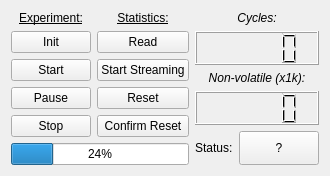
Before: the Qt Designer form ui/w_cycletester.ui in johnbatzer18/biomech_flexsea-plan, drawn with Qt 5.
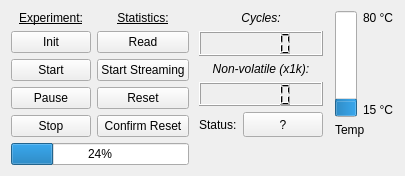
After: the same form once the commit is applied.

Commit message: Improved the Cycle Tester window

```diff
--- a/ui/w_cycletester.ui
+++ b/ui/w_cycletester.ui
@@ -6,7 +6,7 @@
    <rect>
     <x>0</x>
     <y>0</y>
-    <width>326</width>
+    <width>405</width>
     <height>176</height>
    </rect>
   </property>
@@ -19,106 +19,7 @@
   <property name="windowTitle">
    <string>Form</string>
   </property>
-  <layout class="QGridLayout" name="gridLayout_2">
-   <item row="0" column="2" rowspan="2">
-    <layout class="QVBoxLayout" name="verticalLayout">
-     <item>
-      <widget class="QLabel" name="label">
-       <property name="text">
-        <string>&lt;html&gt;&lt;head/&gt;&lt;body&gt;&lt;p align=&quot;center&quot;&gt;&lt;span style=&quot; font-style:italic;&quot;&gt;Cycles:&lt;/span&gt;&lt;/p&gt;&lt;/body&gt;&lt;/html&gt;</string>
-       </property>
-      </widget>
-     </item>
-     <item>
-      <widget class="QLCDNumber" name="lcdNumber">
-       <property name="sizePolicy">
-        <sizepolicy hsizetype="Expanding" vsizetype="Expanding">
-         <horstretch>0</horstretch>
-         <verstretch>0</verstretch>
-        </sizepolicy>
-       </property>
-       <property name="minimumSize">
-        <size>
-         <width>100</width>
-         <height>0</height>
-        </size>
-       </property>
-       <property name="layoutDirection">
-        <enum>Qt::LeftToRight</enum>
-       </property>
-       <property name="smallDecimalPoint">
-        <bool>false</bool>
-       </property>
-       <property name="segmentStyle">
-        <enum>QLCDNumber::Filled</enum>
-       </property>
-      </widget>
-     </item>
-     <item>
-      <widget class="QLabel" name="label_5">
-       <property name="text">
-        <string>&lt;html&gt;&lt;head/&gt;&lt;body&gt;&lt;p align=&quot;center&quot;&gt;&lt;span style=&quot; font-style:italic;&quot;&gt;Non-volatile (x1k):&lt;/span&gt;&lt;/p&gt;&lt;/body&gt;&lt;/html&gt;</string>
-       </property>
-      </widget>
-     </item>
-     <item>
-      <widget class="QLCDNumber" name="lcdNumberNV">
-       <property name="sizePolicy">
-        <sizepolicy hsizetype="Expanding" vsizetype="Expanding">
-         <horstretch>0</horstretch>
-         <verstretch>0</verstretch>
-        </sizepolicy>
-       </property>
-       <property name="minimumSize">
-        <size>
-         <width>100</width>
-         <height>0</height>
-        </size>
-       </property>
-      </widget>
-     </item>
-     <item>
-      <layout class="QHBoxLayout" name="horizontalLayout">
-       <item>
-        <widget class="QLabel" name="label_6">
-         <property name="text">
-          <string>Status:</string>
-         </property>
-        </widget>
-       </item>
-       <item>
-        <widget class="QPushButton" name="pushButtonStatus">
-         <property name="sizePolicy">
-          <sizepolicy hsizetype="Expanding" vsizetype="Expanding">
-           <horstretch>0</horstretch>
-           <verstretch>0</verstretch>
-          </sizepolicy>
-         </property>
-         <property name="text">
-          <string>?</string>
-         </property>
-         <property name="flat">
-          <bool>false</bool>
-         </property>
-        </widget>
-       </item>
-      </layout>
-     </item>
-    </layout>
-   </item>
-   <item row="1" column="0">
-    <widget class="QProgressBar" name="progressBar">
-     <property name="sizePolicy">
-      <sizepolicy hsizetype="Expanding" vsizetype="Expanding">
-       <horstretch>0</horstretch>
-       <verstretch>0</verstretch>
-      </sizepolicy>
-     </property>
-     <property name="value">
-      <number>24</number>
-     </property>
-    </widget>
-   </item>
+  <layout class="QGridLayout" name="gridLayout_3">
    <item row="0" column="0">
     <layout class="QGridLayout" name="gridLayout">
      <item row="3" column="1">
@@ -254,6 +155,175 @@
      </property>
     </spacer>
    </item>
+   <item row="0" column="2">
+    <layout class="QVBoxLayout" name="verticalLayout">
+     <item>
+      <widget class="QLabel" name="label">
+       <property name="text">
+        <string>&lt;html&gt;&lt;head/&gt;&lt;body&gt;&lt;p align=&quot;center&quot;&gt;&lt;span style=&quot; font-style:italic;&quot;&gt;Cycles:&lt;/span&gt;&lt;/p&gt;&lt;/body&gt;&lt;/html&gt;</string>
+       </property>
+      </widget>
+     </item>
+     <item>
+      <widget class="QLCDNumber" name="lcdNumber">
+       <property name="sizePolicy">
+        <sizepolicy hsizetype="Expanding" vsizetype="Expanding">
+         <horstretch>0</horstretch>
+         <verstretch>0</verstretch>
+        </sizepolicy>
+       </property>
+       <property name="minimumSize">
+        <size>
+         <width>100</width>
+         <height>0</height>
+        </size>
+       </property>
+       <property name="layoutDirection">
+        <enum>Qt::LeftToRight</enum>
+       </property>
+       <property name="smallDecimalPoint">
+        <bool>false</bool>
+       </property>
+       <property name="segmentStyle">
+        <enum>QLCDNumber::Filled</enum>
+       </property>
+      </widget>
+     </item>
+     <item>
+      <widget class="QLabel" name="label_5">
+       <property name="text">
+        <string>&lt;html&gt;&lt;head/&gt;&lt;body&gt;&lt;p align=&quot;center&quot;&gt;&lt;span style=&quot; font-style:italic;&quot;&gt;Non-volatile (x1k):&lt;/span&gt;&lt;/p&gt;&lt;/body&gt;&lt;/html&gt;</string>
+       </property>
+      </widget>
+     </item>
+     <item>
+      <widget class="QLCDNumber" name="lcdNumberNV">
+       <property name="sizePolicy">
+        <sizepolicy hsizetype="Expanding" vsizetype="Expanding">
+         <horstretch>0</horstretch>
+         <verstretch>0</verstretch>
+        </sizepolicy>
+       </property>
+       <property name="minimumSize">
+        <size>
+         <width>100</width>
+         <height>0</height>
+        </size>
+       </property>
+      </widget>
+     </item>
+     <item>
+      <layout class="QHBoxLayout" name="horizontalLayout">
+       <item>
+        <widget class="QLabel" name="label_6">
+         <property name="text">
+          <string>Status:</string>
+         </property>
+        </widget>
+       </item>
+       <item>
+        <widget class="QPushButton" name="pushButtonStatus">
+         <property name="sizePolicy">
+          <sizepolicy hsizetype="Expanding" vsizetype="Expanding">
+           <horstretch>0</horstretch>
+           <verstretch>0</verstretch>
+          </sizepolicy>
+         </property>
+         <property name="text">
+          <string>?</string>
+         </property>
+         <property name="flat">
+          <bool>false</bool>
+         </property>
+        </widget>
+       </item>
+      </layout>
+     </item>
+    </layout>
+   </item>
+   <item row="0" column="3">
+    <spacer name="horizontalSpacer_2">
+     <property name="orientation">
+      <enum>Qt::Horizontal</enum>
+     </property>
+     <property name="sizeHint" stdset="0">
+      <size>
+       <width>12</width>
+       <height>20</height>
+      </size>
+     </property>
+    </spacer>
+   </item>
+   <item row="0" column="4">
+    <layout class="QGridLayout" name="gridLayout_2">
+     <item row="0" column="0" rowspan="3">
+      <widget class="QProgressBar" name="progressBarTemp">
+       <property name="minimum">
+        <number>15</number>
+       </property>
+       <property name="maximum">
+        <number>80</number>
+       </property>
+       <property name="value">
+        <number>24</number>
+       </property>
+       <property name="orientation">
+        <enum>Qt::Vertical</enum>
+       </property>
+       <property name="format">
+        <string/>
+       </property>
+      </widget>
+     </item>
+     <item row="1" column="1">
+      <spacer name="verticalSpacer">
+       <property name="orientation">
+        <enum>Qt::Vertical</enum>
+       </property>
+       <property name="sizeHint" stdset="0">
+        <size>
+         <width>20</width>
+         <height>40</height>
+        </size>
+       </property>
+      </spacer>
+     </item>
+     <item row="2" column="1">
+      <widget class="QLabel" name="label_4">
+       <property name="text">
+        <string>15 °C</string>
+       </property>
+      </widget>
+     </item>
+     <item row="0" column="1">
+      <widget class="QLabel" name="label_7">
+       <property name="text">
+        <string>80 °C</string>
+       </property>
+      </widget>
+     </item>
+     <item row="3" column="0" colspan="2">
+      <widget class="QLabel" name="label_temp">
+       <property name="text">
+        <string>Temp</string>
+       </property>
+      </widget>
+     </item>
+    </layout>
+   </item>
+   <item row="1" column="0">
+    <widget class="QProgressBar" name="progressBar">
+     <property name="sizePolicy">
+      <sizepolicy hsizetype="Expanding" vsizetype="Expanding">
+       <horstretch>0</horstretch>
+       <verstretch>0</verstretch>
+      </sizepolicy>
+     </property>
+     <property name="value">
+      <number>24</number>
+     </property>
+    </widget>
+   </item>
   </layout>
  </widget>
  <resources/>
```
The commit also changes 2 other files.
